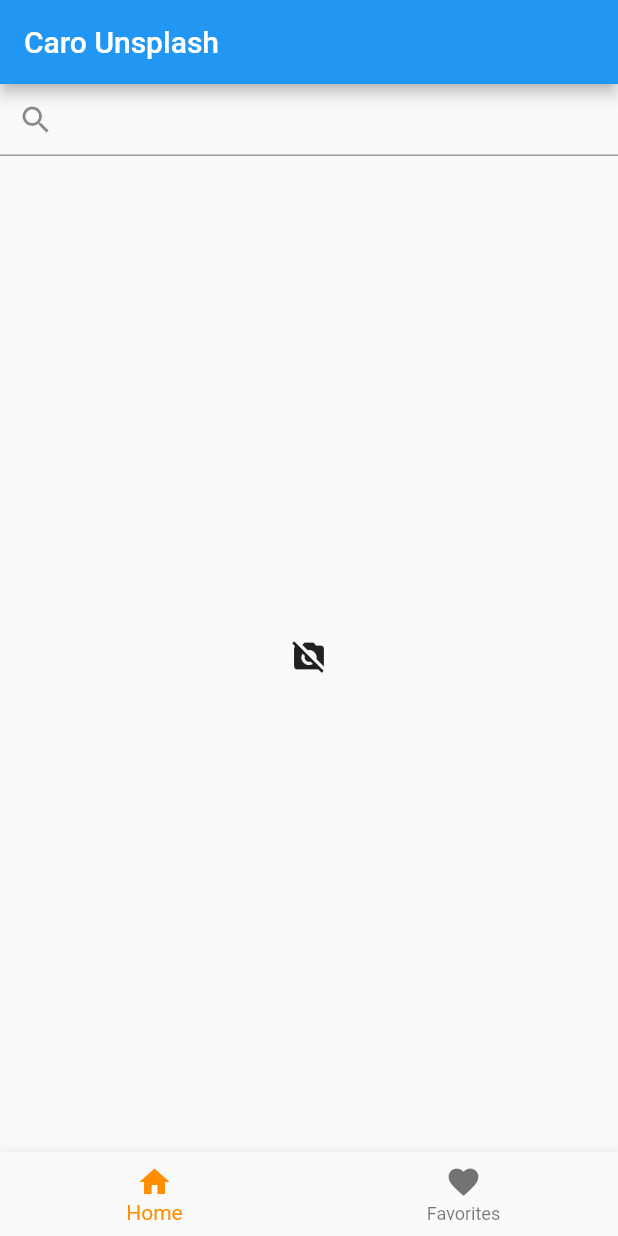
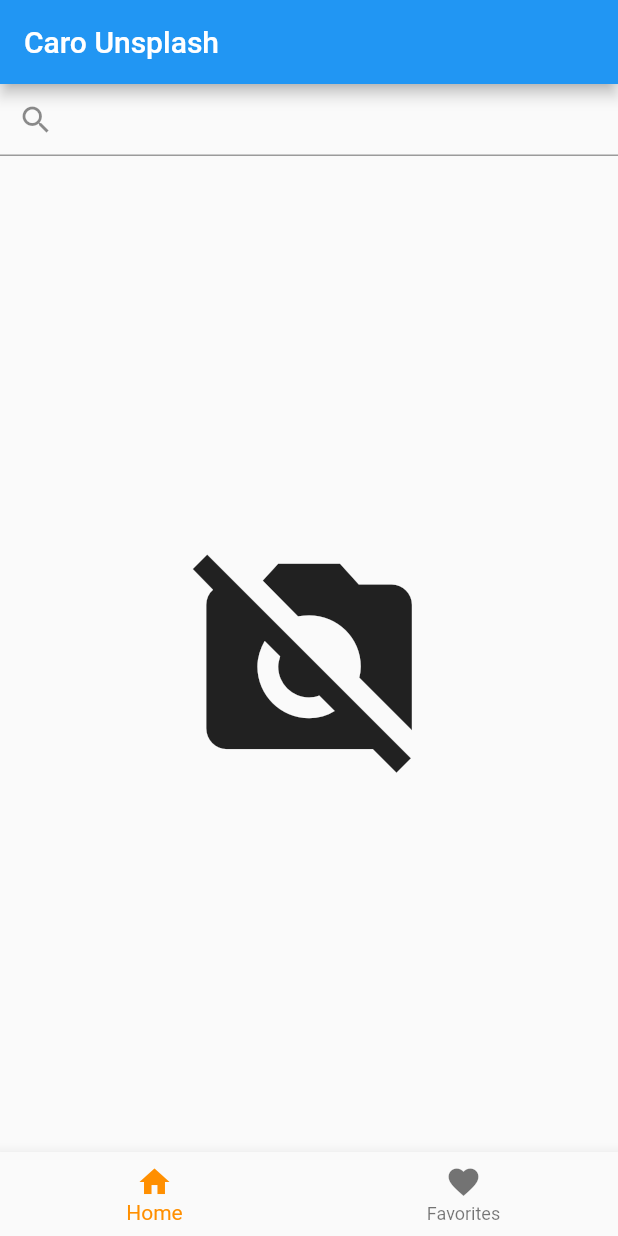
Before and after one commit to carolina9326/caro_unsplash, a Flutter app: the screen it shows after launch, on a phone screen of 412 x 824 dp. Run offline on Flutter 3.47's test engine with Material 2 defaults, Android fonts, the phone set to English and light mode, and no system bars; our stand-ins replace cached_network_image, dio; network calls fail.

Commit message:
fix bugs, improve, cached_network_images was added

```diff
--- a/lib/main.dart
+++ b/lib/main.dart
@@ -52,32 +52,32 @@
 }
 
 class _MyHomePageState extends State<MyHomePage> {
+  final String _kHome = 'home';
+  final String _kFav = 'fav';
+  bool _isHome = true;
   int _selectedIndex = 0;
   late ColumnItemImage _home;
   late ColumnItemImage _fav;
-  late ColumnItemImage _bodyImage;
 
   @override
   void initState() {
     _home = ColumnItemImage(
-      key: const Key('home'),
       picData: UnsplasImageData(),
     );
     _fav = ColumnItemImage(
-      key: const Key('fav'),
       picData: LocalImageData(),
     );
-    _bodyImage = _home;
     super.initState();
   }
 
   void _onItemTapped(int index) {
     setState(() {
       _selectedIndex = index;
-      if (index == 0)
-        _bodyImage = _home;
-      else
-        _bodyImage = _fav;
+      if (index == 0) {
+        _isHome = true;
+      } else {
+        _isHome = false;
+      }
     });
   }
 
@@ -87,19 +87,24 @@
         appBar: AppBar(
           title: Text(widget.title),
         ),
-        body: Container(
+        body: SizedBox(
           height: MediaQuery.of(context).size.height,
           child: Column(
             mainAxisSize: MainAxisSize.max,
             children: <Widget>[
-              Expanded(
+              const Expanded(
                   flex: 1,
                   child: TextField(
                     decoration: InputDecoration(
                       prefixIcon: Icon(Icons.search),
                     ),
                   )),
-              Expanded(flex: 13, child: _bodyImage)
+              Expanded(
+                  flex: 13,
+                  child: IndexedStack(
+                    index: (_isHome) ? 0 : 1,
+                    children: [_home, _fav],
+                  ))
             ],
           ),
         ),
--- a/lib/ui/column_item_image.dart
+++ b/lib/ui/column_item_image.dart
@@ -1,4 +1,5 @@
 import 'package:caro_unsplash/models/unsplash_model.dart';
+import 'package:caro_unsplash/repository/local_image_data.dart';
 import 'package:caro_unsplash/ui/two_item_image.dart';
 import 'package:flutter/material.dart';
 
@@ -13,17 +14,19 @@
 }
 
 class _ColumnItemImage extends State<ColumnItemImage> {
-  List<UnsplashModel> picList = [];
+  List<UnsplashModel> _picList = [];
+  final List<TwoItemImage> _twoItemImageList = [];
   int _itemCount = 0;
 
   @override
   void initState() {
     widget.picData.getPhotos(page: 1).then((value) {
       setState(() {
-        picList = value;
-        int v = picList.length ~/ 2;
-        int vp = picList.length % 2;
+        _picList = value;
+        int v = _picList.length ~/ 2;
+        int vp = _picList.length % 2;
         _itemCount = v + vp;
+        _twoItemImageListBuild(_itemCount);
       });
     });
     //picList = widget.picData.getPhotos(page: 1);
@@ -31,27 +34,51 @@
     super.initState();
   }
 
+  void _twoItemImageListBuild(int itemCount) {
+    for (int i = 0; i < itemCount; i++) {
+      int _positionL = i * 2;
+      int _positionR = _positionL + 1;
+      UnsplashModel picLeft = _picList[_positionL];
+      UnsplashModel? picRigh;
+      if (_positionR <= _picList.length - 1) {
+        picRigh = _picList[_positionR];
+      }
+
+      TwoItemImage element = TwoItemImage(
+          height: MediaQuery.of(context).size.height * .4,
+          left: picLeft,
+          rigt: picRigh);
+
+      _twoItemImageList.add(element);
+    }
+  }
+
   @override
   Widget build(BuildContext context) {
     if (_itemCount == 0) {
-      return const Icon(Icons.no_photography);
+      var width = MediaQuery.of(context).size.width * .4;
+      var icon = Icon(
+        Icons.no_photography,
+        size: width,
+      );
+      if (widget.picData is LocalImageData) {
+        return Center(
+          child: Icon(
+            Icons.favorite,
+            size: width,
+          ),
+        );
+      }
+      return Center(
+        child: icon,
+      );
     }
     return Container(
       color: Colors.black,
       child: ListView.builder(
           itemCount: _itemCount,
           itemBuilder: (BuildContext context, int index) {
-            int _positionL = index * 2;
-            int _positionR = _positionL + 1;
-            var picLeft = picList[_positionL];
-            UnsplashModel? picRigh;
-            if (_positionR <= picList.length - 1) {
-              picRigh = picList[_positionR];
-            }
-            return TwoItemImage(
-                height: MediaQuery.of(context).size.height * .4,
-                left: picLeft,
-                rigt: picRigh);
+            return _twoItemImageList[index];
           }),
     );
   }
--- a/pubspec.yaml
+++ b/pubspec.yaml
@@ -35,6 +35,7 @@
   # Use with the CupertinoIcons class for iOS style icons.
   cupertino_icons: ^1.0.2
   dio: ^4.0.4
+  cached_network_image: ^3.2.0
 
 dev_dependencies:
   flutter_test:
```
Also changed, not shown: lib/ui/item_image.dart (+25 -10 lines), lib/ui/two_item_image.dart (+3 -5 lines), pubspec.lock.
